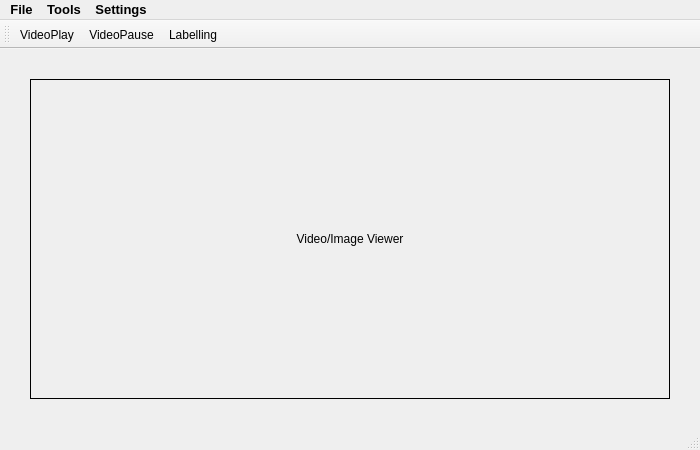
This is MainWindow.ui in kahuz/QILT as Qt 5 draws it before an edit. The edited form follows.
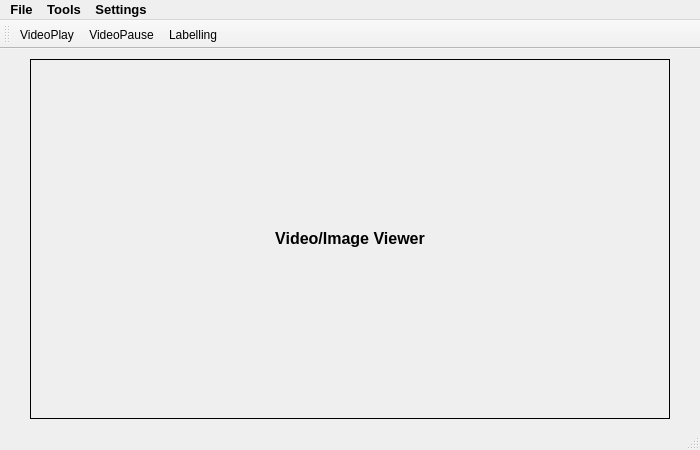
This is the edited form. Icons and pictures are not drawn. Custom widgets are drawn as their Qt base class.

Commit message:
update MainWindow class
라벨링 설정 dialog와 라벨링 미리보기 dialog에 대한 부분 추가 및 갱신

```diff
--- a/MainWindow.ui
+++ b/MainWindow.ui
@@ -18,9 +18,9 @@
     <property name="geometry">
      <rect>
       <x>30</x>
-      <y>30</y>
+      <y>10</y>
       <width>640</width>
-      <height>320</height>
+      <height>360</height>
      </rect>
     </property>
     <property name="mouseTracking">
@@ -30,7 +30,7 @@
      <enum>QFrame::Box</enum>
     </property>
     <property name="text">
-     <string>Video/Image Viewer</string>
+     <string>&lt;html&gt;&lt;head/&gt;&lt;body&gt;&lt;p&gt;&lt;span style=&quot; font-size:12pt; font-weight:600;&quot;&gt;Video/Image Viewer&lt;/span&gt;&lt;/p&gt;&lt;/body&gt;&lt;/html&gt;</string>
     </property>
     <property name="alignment">
      <set>Qt::AlignCenter</set>
```
Left out of the diff: 6 changed lines with no effect on the pictures. The commit also changes 2 other files.
